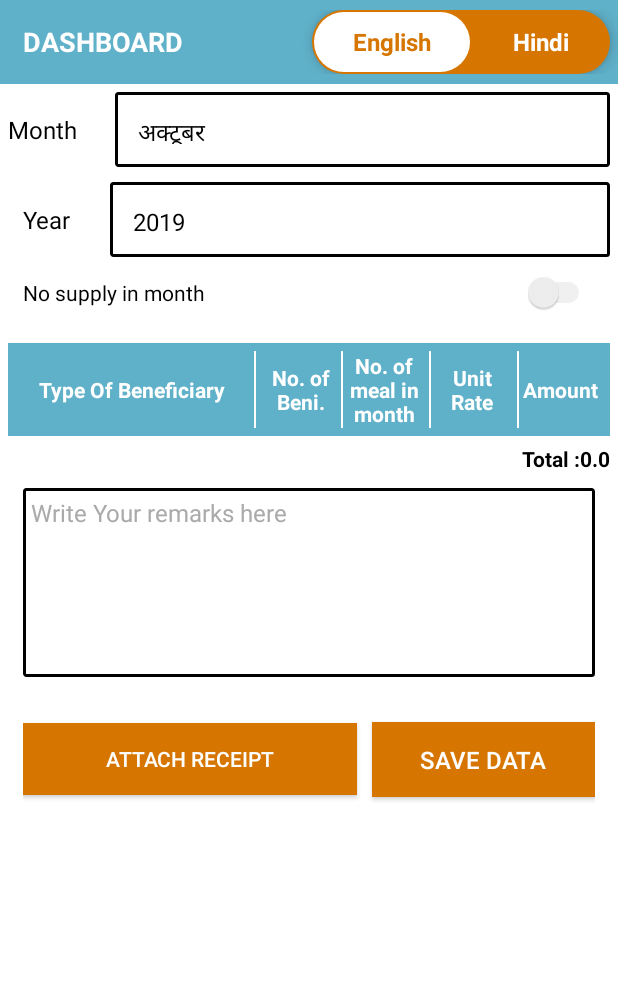
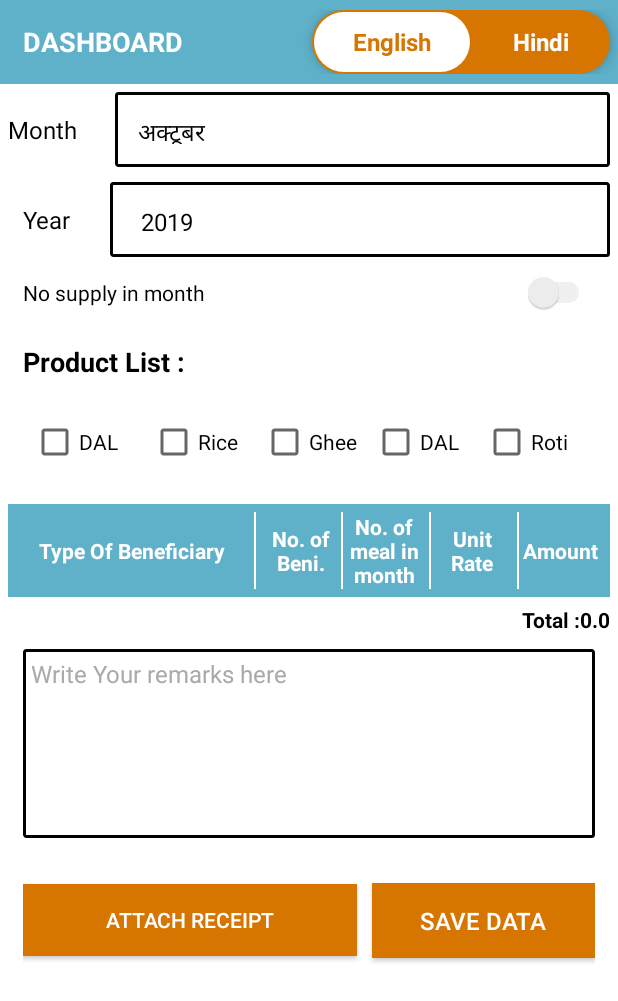
Before and after one commit to studioproject293/AaaganwariAppJslps, an Android app: the fragment EntryFormFragment placed in its activity, on a phone screen of 412 x 824 dp. Shown: the top 1001 px of the screen. Run offline under Robolectric (Android 15) with nearby library versions, the phone set to English and light mode, and no system bars; libraries missing offline, so code that uses them is left out: com.chootdev.csnackbar, com.nostra13.universalimageloader, com.orm, com.orm.query; 8 statements that could not run were skipped.

Commit message:
latest issue solved

```diff
--- a/app/src/main/java/com/jslps/aaganbariapp/adapter/AttachmentImgeAdapter.java
+++ b/app/src/main/java/com/jslps/aaganbariapp/adapter/AttachmentImgeAdapter.java
@@ -63,7 +63,6 @@ public class AttachmentImgeAdapter extends RecyclerView.Adapter<AttachmentImgeAd
             public void onClick(View v) {
                 notifyItemRemoved(position);
                 imageSaveModels.get(position).delete();
-
                 imageSaveModels.remove(position);
                 notifyItemRangeChanged(position, imageSaveModels.size());
                 //onFragmentListItemSelectListener.onListItemSelected(position, imageSaveModels.get(position));
--- a/app/src/main/java/com/jslps/aaganbariapp/fragment/EntryFormFragment.java
+++ b/app/src/main/java/com/jslps/aaganbariapp/fragment/EntryFormFragment.java
@@ -90,6 +90,9 @@ public class EntryFormFragment extends BaseFragment implements OnFragmentListIte
     Switch switchtrue;
     LinearLayout totalLyout, tableLayout;
     BenifisheryRowRecyclerviewAdapter benifisheryRowRecyclerviewAdapter;
+    Spinner yearSppiner;
+    Spinner monthSpiner;
+    int year = 0, month = 0;
 
     public EntryFormFragment() {
         // Required empty public constructor
@@ -103,10 +106,75 @@ public class EntryFormFragment extends BaseFragment implements OnFragmentListIte
     @Override
     public void onResume() {
         super.onResume();
+        arrayListMonth = new ArrayList<String>();
+        arrayListMonth.add("जनवरी");
+        arrayListMonth.add("फ़रवरी");
+        arrayListMonth.add("मार्च");
+        arrayListMonth.add("अप्रैल");
+        arrayListMonth.add("मई");
+        arrayListMonth.add("जून");
+        arrayListMonth.add("जुलाई");
+        arrayListMonth.add("अगस्त");
+        arrayListMonth.add("सितंबर");
+        arrayListMonth.add("अक्टूबर");
+        arrayListMonth.add("नवंबर");
+        arrayListMonth.add("दिसंबर");
+        arrayListYear = new ArrayList<>();
+        arrayListYear.add("2019");
+        arrayListYear.add("2020");
+        Calendar c = Calendar.getInstance();
+        year = c.get(Calendar.YEAR);
+        month = c.get(Calendar.MONTH);
+        System.out.println("" + year + "fvhfdd" + month);
+
+        ArrayAdapter<String> dataAdapterMonth = new ArrayAdapter<String>(getActivity(), R.layout.dialog_spinner_item, arrayListMonth);
+
+        // Drop down layout style - list view with radio button
+        dataAdapterMonth.setDropDownViewResource(R.layout.dialog_spinner_dropdown_item);
+
+        // attaching data adapter to spinner
+        monthSpiner.setAdapter(dataAdapterMonth);
+        ArrayAdapter<String> dataAdapterYear = new ArrayAdapter<String>(getActivity(), R.layout.dialog_spinner_item, arrayListYear);
+
+        // Drop down layout style - list view with radio button
+        dataAdapterYear.setDropDownViewResource(R.layout.dialog_spinner_dropdown_item);
+
+        // attaching data adapter to spinner
+        yearSppiner.setAdapter(dataAdapterYear);
+        if (year == 2019) {
+            yearSppiner.setSelection(0);
+        } else yearSppiner.setSelection(1);
+
+        monthSpiner.setSelection(month);
         mListener.onFragmentUpdate(Constant.setTitle, new HeaderData(false, aanganWariModelDbrec.getAnganwadiname()));
         mListener.onFragmentUpdate(Constant.UPDATE_FRAGMENT, Constant.ENTRY_FORM_FRAGNMENT);
-        if (MainActivity.newCall)
+        if (MainActivity.newCall) {
+            benifisheryDataModelDbArrayList = new ArrayList<>();
+            ArrayList<BenifisheryDataModelDbSend> benifisheryDataModelDbSendss = (ArrayList<BenifisheryDataModelDbSend>) Select.from(BenifisheryDataModelDbSend.class)
+                    .where(Condition.prop("panchyatcode").eq(prefManager.getPrefPanchyatCode()),
+                            Condition.prop("vocode").eq(prefManager.getPREF_VOCode()),
+                            Condition.prop("aaganwaricode").eq(prefManager.getPrefAaganwariCode()),
+                            Condition.prop("month").eq(month + 1),
+                            Condition.prop("year").eq(year)).list();
+            System.out.println("hfgsdsvffdhvghfd" + new Gson().toJson(benifisheryDataModelDbSendss));
+            if (benifisheryDataModelDbSendss != null && benifisheryDataModelDbSendss.size() > 0) {
+                for (int i = 0; i < benifisheryDataModelDbSendss.size(); i++) {
+                    BenifisheryDataModelDb benifisheryDataModelDb = new BenifisheryDataModelDb();
+                    benifisheryDataModelDb.setAmount(benifisheryDataModelDbSendss.get(i).getAmount());
+                    benifisheryDataModelDb.setNoofbenf(benifisheryDataModelDbSendss.get(i).getNoofbenf());
+                    benifisheryDataModelDb.setNoofmeal(benifisheryDataModelDbSendss.get(i).getNoofmeal());
+                    benifisheryDataModelDb.setBenfid(benifisheryDataModelDbSendss.get(i).getBenfid());
+                    benifisheryDataModelDb.setBenfname(benifisheryDataModelDbSendss.get(i).getBenfname());
+                    benifisheryDataModelDb.setCreatedby(benifisheryDataModelDbSendss.get(i).getCreatedby());
+                    benifisheryDataModelDb.setCreatedon(benifisheryDataModelDbSendss.get(i).getCreatedon());
+                    benifisheryDataModelDb.setUnitrateofmeal(benifisheryDataModelDbSendss.get(i).getUnitrateofmeal());
+                    benifisheryDataModelDbArrayList.add(benifisheryDataModelDb);
+                }
+            } else {
                 benifisheryDataModelDbArrayList = (ArrayList<BenifisheryDataModelDb>) BenifisheryDataModelDb.listAll(BenifisheryDataModelDb.class);
+
+            }
+        }
 
         if (Constant.finalbytes.size() != 0) {
             Constant.editFlag = true;
@@ -140,7 +208,7 @@ public class EntryFormFragment extends BaseFragment implements OnFragmentListIte
         // Inflate the layout for this fragment
         rootView = inflater.inflate(R.layout.layout_input_form, container, false);
         prefManager = PrefManager.getInstance();
-        Spinner monthSpiner = rootView.findViewById(R.id.sppinermonth);
+        monthSpiner = rootView.findViewById(R.id.sppinermonth);
         totalLyout = (LinearLayout) rootView.findViewById(R.id.totalLyout);
         tableLayout = (LinearLayout) rootView.findViewById(R.id.tableLayout);
         imageLayout = (LinearLayout) rootView.findViewById(R.id.image_layout);
@@ -151,50 +219,11 @@ public class EntryFormFragment extends BaseFragment implements OnFragmentListIte
         attachmentRecycler = (RecyclerView) rootView.findViewById(R.id.attachmentRecycler);
         recyclerViewBenifishery = (RecyclerView) rootView.findViewById(R.id.recyclerviewBenifishry);
         attachmentRecycler.setLayoutManager(new LinearLayoutManager(getActivity(), LinearLayoutManager.HORIZONTAL, false));
-        Spinner yearSppiner = rootView.findViewById(R.id.sppinerYear);
+        yearSppiner = rootView.findViewById(R.id.sppinerYear);
         uploadImage = rootView.findViewById(R.id.uploadImage);
-        arrayListMonth = new ArrayList<String>();
-        arrayListMonth.add("जनवरी");
-        arrayListMonth.add("फ़रवरी");
-        arrayListMonth.add("मार्च");
-        arrayListMonth.add("अप्रैल");
-        arrayListMonth.add("मई");
-        arrayListMonth.add("जून");
-        arrayListMonth.add("जुलाई");
-        arrayListMonth.add("अगस्त");
-        arrayListMonth.add("सितंबर");
-        arrayListMonth.add("अक्टूबर");
-        arrayListMonth.add("नवंबर");
-        arrayListMonth.add("दिसंबर");
-        arrayListYear = new ArrayList<>();
-        arrayListYear.add("2019");
-        arrayListYear.add("2020");
-
-        Calendar c = Calendar.getInstance();
-        final int year = c.get(Calendar.YEAR);
-        final int month = c.get(Calendar.MONTH);
-        System.out.println("" + year + "fvhfdd" + month);
         recyclerViewBenifishery.setLayoutManager(new LinearLayoutManager(getActivity(), LinearLayoutManager.VERTICAL, false));
 
-        ArrayAdapter<String> dataAdapterMonth = new ArrayAdapter<String>(getActivity(), R.layout.dialog_spinner_item, arrayListMonth);
 
-        // Drop down layout style - list view with radio button
-        dataAdapterMonth.setDropDownViewResource(R.layout.dialog_spinner_dropdown_item);
-
-        // attaching data adapter to spinner
-        monthSpiner.setAdapter(dataAdapterMonth);
-        ArrayAdapter<String> dataAdapterYear = new ArrayAdapter<String>(getActivity(), R.layout.dialog_spinner_item, arrayListYear);
-
-        // Drop down layout style - list view with radio button
-        dataAdapterYear.setDropDownViewResource(R.layout.dialog_spinner_dropdown_item);
-
-        // attaching data adapter to spinner
-        yearSppiner.setAdapter(dataAdapterYear);
-        if (year == 2019) {
-            yearSppiner.setSelection(0);
-        } else yearSppiner.setSelection(1);
-
-        monthSpiner.setSelection(month);
         uploadImage.setOnClickListener(new View.OnClickListener() {
             @Override
             public void onClick(View view) {
@@ -269,6 +298,22 @@ public class EntryFormFragment extends BaseFragment implements OnFragmentListIte
                 if (Integer.parseInt(yearSelect) <= year) {
                     if (monthSeleted - 1 <= month) {
                         if (switchtrue.isChecked()) {
+                            ArrayList<BenifisheryDataModelDbSend> benifisheryDataModelDbSendss = (ArrayList<BenifisheryDataModelDbSend>) Select.from(BenifisheryDataModelDbSend.class)
+                                    .where(Condition.prop("panchyatcode").eq(prefManager.getPrefPanchyatCode()),
+                                            Condition.prop("vocode").eq(prefManager.getPREF_VOCode()),
+                                            Condition.prop("aaganwaricode").eq(prefManager.getPrefAaganwariCode()),
+                                            Condition.prop("month").eq(monthSeleted),
+                                            Condition.prop("year").eq(yearSelect)).list();
+                            System.out.println("hfgsdsvffdhvghfd" + new Gson().toJson(benifisheryDataModelDbSendss));
+                            if (benifisheryDataModelDbSendss != null && benifisheryDataModelDbSendss.size() > 0) {
+                                Snackbar.with(getActivity(), null)
+                                        .type(Type.ERROR)
+                                        .message(getString(R.string.already_record))
+                                        .duration(Duration.SHORT)
+                                        .fillParent(true)
+                                        .textAlign(Align.CENTER)
+                                        .show();
+                            } else {
                                 String id = UUID.randomUUID().toString();
                                 BenifisheryDataModelDbSend benifisheryDataModelDbSend = new BenifisheryDataModelDbSend();
                                 benifisheryDataModelDbSend.setAaganwaricode(prefManager.getPrefAaganwariCode());
@@ -296,6 +341,7 @@ public class EntryFormFragment extends BaseFragment implements OnFragmentListIte
                                 Intent intent = new Intent(getActivity(), MainActivity.class);
                                 intent.setFlags(Intent.FLAG_ACTIVITY_CLEAR_TOP | Intent.FLAG_ACTIVITY_CLEAR_TASK | Intent.FLAG_ACTIVITY_NEW_TASK);
                                 startActivity(intent);
+                            }
                         } else {
                             if (Constant.finalbytes != null && Constant.finalbytes.size() > 0) {
 
@@ -357,7 +403,6 @@ public class EntryFormFragment extends BaseFragment implements OnFragmentListIte
                                         benifisheryDataModelDbSend.setCreatedby(loginModelDbs.get(0).getUsername());
                                         benifisheryDataModelDbSend.setCreatedon(getDate(System.currentTimeMillis()));
                                         benifisheryDataModelDbSend.setNoofmeal(benifisheryDataModelDbArrayList.get(i).getNoofmeal());
-
                                         benifisheryDataModelDbSend.setIsuploadtoserver("false");
                                         benifisheryDataModelDbSend.save();
                                         arrayList.add(benifisheryDataModelDbSend);
--- a/app/src/main/java/com/jslps/aaganbariapp/model/BenifisheryDataModelDb.java
+++ b/app/src/main/java/com/jslps/aaganbariapp/model/BenifisheryDataModelDb.java
@@ -86,6 +86,5 @@ public  class BenifisheryDataModelDb extends SugarRecord {
         this.noofbenf = noofbenf;
     }
 
-    public BenifisheryDataModelDb() {
-    }
+    public BenifisheryDataModelDb() { }
 }
--- a/app/src/main/res/layout/layout_input_form.xml
+++ b/app/src/main/res/layout/layout_input_form.xml
@@ -60,6 +60,7 @@
                     android:id="@+id/sppinerYear"
                     android:layout_width="match_parent"
                     android:layout_height="50dp"
+                    android:layout_marginLeft="5dp"
                     android:backgroundTint="#000"
                     android:padding="10dp" />
             </LinearLayout>
@@ -82,6 +83,52 @@
 
                 android:layout_height="wrap_content"
                 android:layout_weight="0.3"/>
+        </LinearLayout>
+        <TextView
+            android:layout_width="wrap_content"
+            android:textColor="#000"
+            android:padding="10dp"
+            android:textStyle="bold"
+            android:textSize="18sp"
+            android:text="Product List :"
+            android:layout_height="wrap_content" />
+        <LinearLayout
+            android:layout_width="match_parent"
+            android:gravity="center"
+            android:padding="10dp"
+            android:layout_height="wrap_content">
+
+            <CheckBox
+                android:layout_margin="5dp"
+                android:layout_width="0dp"
+                android:layout_weight="1"
+                android:text="DAL"
+                android:layout_height="wrap_content"
+                />
+            <CheckBox
+                android:layout_width="0dp"
+                android:layout_weight="1"
+                android:text="Rice"
+                android:layout_height="wrap_content"
+                />
+            <CheckBox
+                android:layout_width="0dp"
+                android:layout_weight="1"
+                android:text="Ghee"
+                android:layout_height="wrap_content"
+                />
+            <CheckBox
+                android:layout_width="0dp"
+                android:layout_weight="1"
+                android:text="DAL"
+                android:layout_height="wrap_content"
+                />
+            <CheckBox
+                android:layout_width="0dp"
+                android:layout_weight="1"
+                android:text="Roti"
+                android:layout_height="wrap_content"
+                />
         </LinearLayout>
         <TableLayout
             android:layout_width="match_parent"
```
Also changed, not shown: app/src/main/java/com/jslps/aaganbariapp/fragment/EntryFormFragmentEdit.java (+15 -6 lines). Lines whose indentation alone changed are shown as unchanged.
